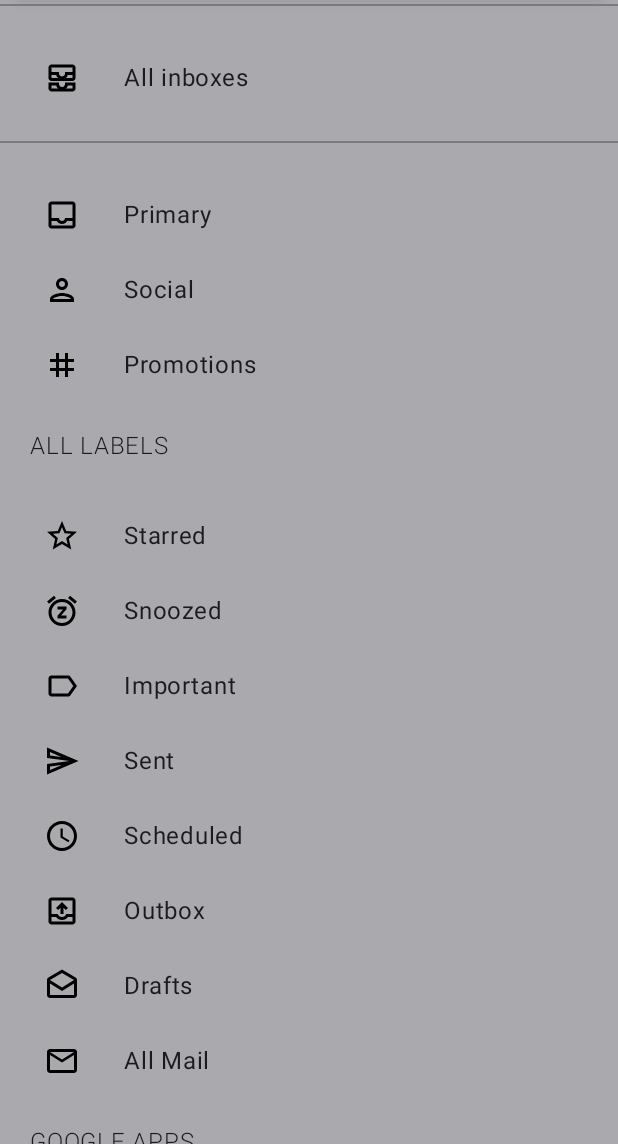
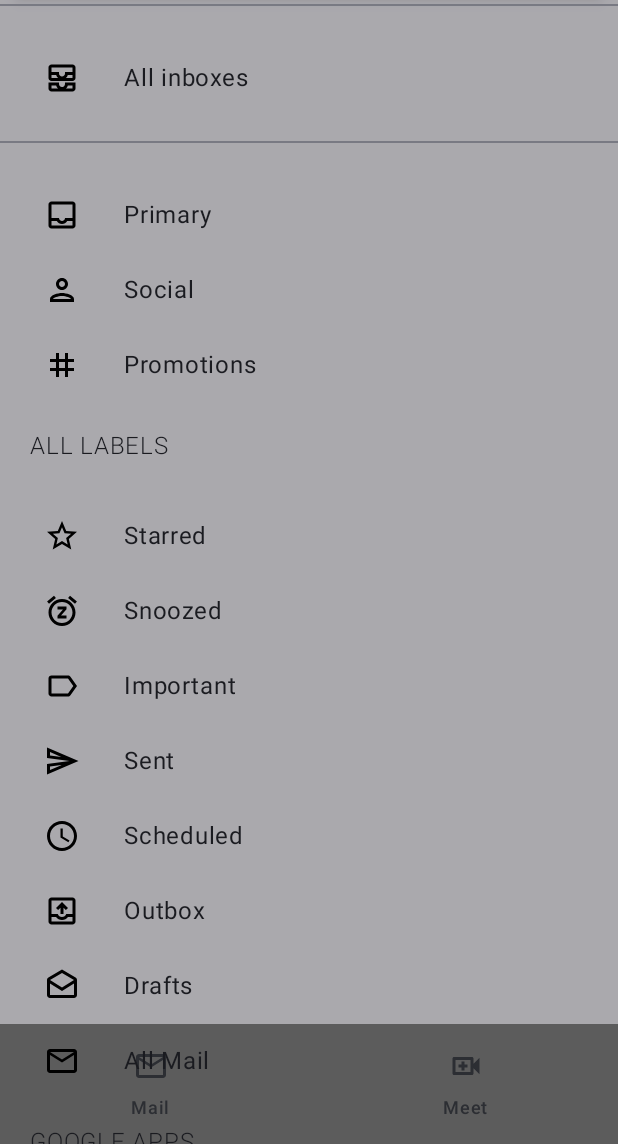
Before and after one commit to novjean/Zap-Mail, an Android app built with Jetpack Compose: the screen it shows after launch (MainActivity), after a tap on "Menu", on a phone screen of 412 x 824 dp, the part 92-1236 px from its top. Run offline under Robolectric (Android 15) with nearby library versions, the phone set to English and light mode, and no system bars.

Commit message:
bottom menu bar

```diff
--- a/app/build.gradle
+++ b/app/build.gradle
@@ -50,6 +50,7 @@ dependencies {
 
     implementation "androidx.compose.ui:ui:1.0.1"
     implementation "androidx.compose.material:material-icons-extended:1.0.1"
+
     implementation libs.androidx.core.ktx
     implementation libs.androidx.lifecycle.runtime.ktx
     implementation libs.androidx.activity.compose
--- a/app/src/main/java/com/novatech/zmailclone/MainActivity.kt
+++ b/app/src/main/java/com/novatech/zmailclone/MainActivity.kt
@@ -13,10 +13,13 @@ import androidx.compose.material3.Scaffold
 import androidx.compose.material3.Surface
 import androidx.compose.material3.rememberDrawerState
 import androidx.compose.runtime.Composable
+import androidx.compose.runtime.mutableStateOf
 import androidx.compose.runtime.rememberCoroutineScope
+import androidx.compose.runtime.saveable.rememberSaveable
 import androidx.compose.ui.Modifier
 import androidx.compose.ui.tooling.preview.Preview
 import com.novatech.zmailclone.components.HomeAppBar
+import com.novatech.zmailclone.components.HomeBottomMenu
 import com.novatech.zmailclone.components.ZmailDrawerMenu
 import com.novatech.zmailclone.ui.theme.ZmailCloneTheme
 
@@ -43,6 +46,8 @@ fun ZmailApp() {
     val drawerState = rememberDrawerState(initialValue = DrawerValue.Closed)
     val coroutineScope = rememberCoroutineScope()
     val scrollState = rememberScrollState()
+    val bottomBarState = rememberSaveable { (mutableStateOf(true)) }
+//    val navController = rememberNavController()
 
     ModalNavigationDrawer(
         drawerState = drawerState,
@@ -52,7 +57,12 @@ fun ZmailApp() {
     ) {
         Scaffold(
             topBar = { HomeAppBar(drawerState, coroutineScope) },
-
+            bottomBar = {
+                HomeBottomMenu(
+//                    navController = navController,
+//                    bottomBarState = bottomBarState
+                )
+            }
             ) {
 
         }
--- /dev/null
+++ b/app/src/main/java/com/novatech/zmailclone/components/HomeBottomMenu.kt
@@ -0,0 +1,31 @@
+package com.novatech.zmailclone.components
+
+import androidx.compose.material3.Icon
+import androidx.compose.material3.NavigationBar
+import androidx.compose.material3.NavigationBarItem
+import androidx.compose.material3.Text
+import androidx.compose.runtime.Composable
+import androidx.compose.ui.graphics.Color
+import com.novatech.zmailclone.model.BottomMenuData
+
+@Composable
+fun HomeBottomMenu() {
+    val items = listOf(BottomMenuData.Mail, BottomMenuData.Meet)
+
+    NavigationBar(
+        containerColor = Color.Gray,
+        contentColor = Color.Black
+    ) {
+        items.forEach {
+            NavigationBarItem(
+                label = {Text(text = it.title)},
+                alwaysShowLabel = true,
+                selected = false,
+                onClick = {
+
+                },
+                icon = { Icon(imageVector = it.icon, contentDescription = it.title) })
+        }
+    }
+
+}
--- /dev/null
+++ b/app/src/main/java/com/novatech/zmailclone/model/BottomMenuData.kt
@@ -0,0 +1,21 @@
+package com.novatech.zmailclone.model
+
+import androidx.compose.material.icons.Icons
+import androidx.compose.material.icons.outlined.Mail
+import androidx.compose.material.icons.outlined.VideoCall
+import androidx.compose.ui.graphics.vector.ImageVector
+
+sealed class BottomMenuData (
+    val icon: ImageVector,
+    val title: String,
+){
+    object Mail : BottomMenuData(
+        icon = Icons.Outlined.Mail,
+        title = "Mail"
+    )
+
+    object Meet : BottomMenuData(
+        icon = Icons.Outlined.VideoCall,
+        title = "Meet"
+    )
+}
--- a/app/src/main/java/com/novatech/zmailclone/DrawerMenuData.kt
+++ b/app/src/main/java/com/novatech/zmailclone/model/DrawerMenuData.kt
@@ -1,4 +1,4 @@
-package com.novatech.zmailclone
+package com.novatech.zmailclone.model
 
 import androidx.compose.material.icons.Icons
 import androidx.compose.material.icons.outlined.AllInbox
```
Also changed, not shown: app/src/main/java/com/novatech/zmailclone/components/ZmailDrawerMenu.kt (+4 -3 lines).
